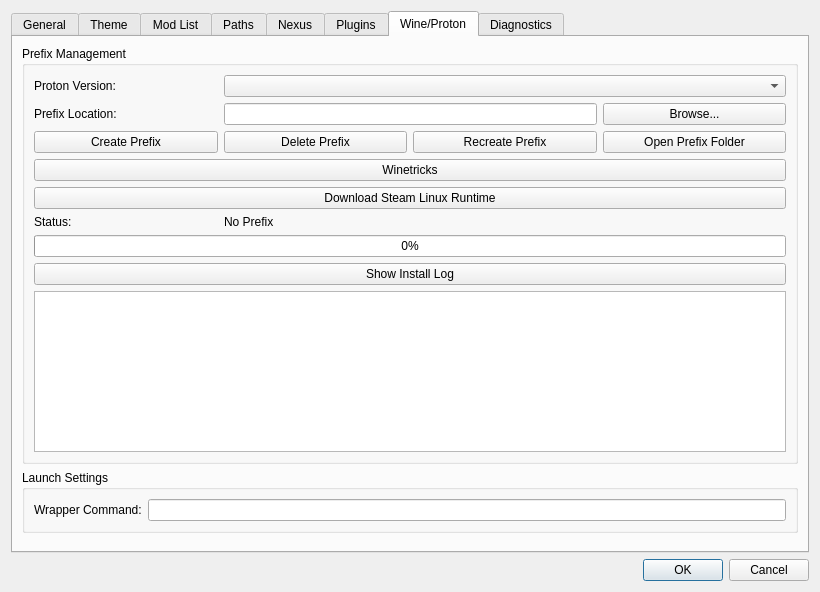
First picture: the form in src/src/settingsdialog.ui, repository saghm/Fluorine-Manager, before the edit.
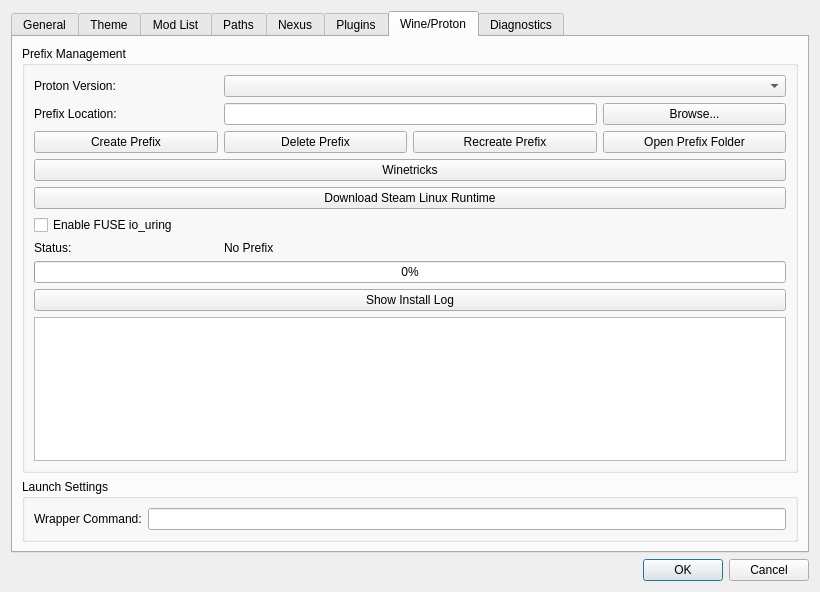
Second picture: the form after the edit. The open tabs and pages were chosen to show the change. Icons and pictures are not drawn. Custom widgets are drawn as their Qt base class.

Commit message: Add FUSE io_uring toggle and update libfuse

```diff
--- a/src/src/settingsdialog.ui
+++ b/src/src/settingsdialog.ui
@@ -1832,28 +1832,38 @@
             </property>
            </widget>
           </item>
-          <item row="5" column="0">
+          <item row="5" column="0" colspan="4">
+           <widget class="QCheckBox" name="fuseIoUringCheckBox">
+            <property name="toolTip">
+             <string>Enable the kernel FUSE io_uring transport for new VFS mounts. Requires administrator authentication and a VFS remount; Fluorine falls back automatically when unsupported.</string>
+            </property>
+            <property name="text">
+             <string>Enable FUSE io_uring</string>
+            </property>
+           </widget>
+          </item>
+          <item row="6" column="0">
            <widget class="QLabel" name="label_64">
             <property name="text">
              <string>Status:</string>
             </property>
            </widget>
           </item>
-          <item row="5" column="1" colspan="3">
+          <item row="6" column="1" colspan="3">
            <widget class="QLabel" name="protonStatusLabel">
             <property name="text">
              <string>No Prefix</string>
             </property>
            </widget>
           </item>
-          <item row="6" column="0" colspan="4">
+          <item row="7" column="0" colspan="4">
            <widget class="QProgressBar" name="protonProgressBar">
             <property name="value">
              <number>0</number>
             </property>
            </widget>
           </item>
-          <item row="7" column="0" colspan="4">
+          <item row="8" column="0" colspan="4">
            <widget class="QPushButton" name="toggleInstallLog">
             <property name="text">
              <string>Show Install Log</string>
@@ -1866,7 +1876,7 @@
             </property>
            </widget>
           </item>
-          <item row="8" column="0" colspan="4">
+          <item row="9" column="0" colspan="4">
            <widget class="QTextEdit" name="nakInstallLog">
             <property name="readOnly">
              <bool>true</bool>
```
The commit also changes 3 other files.
